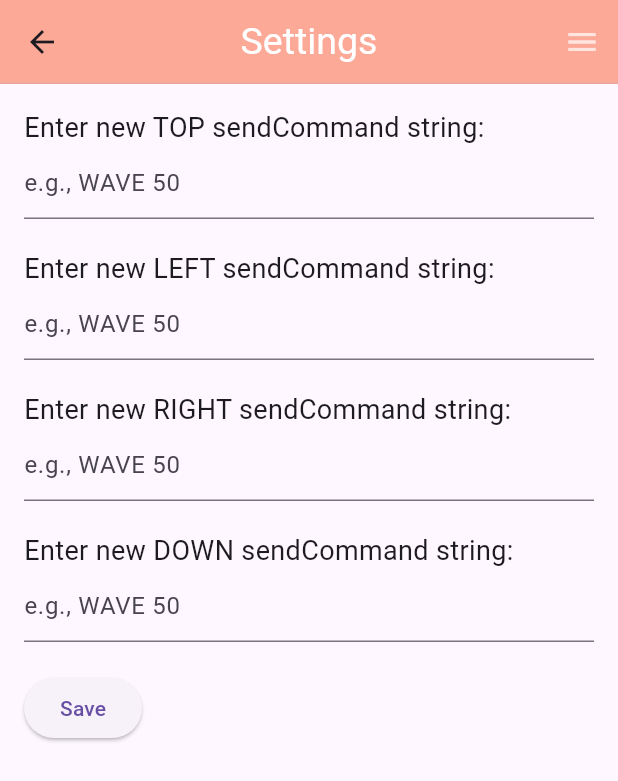
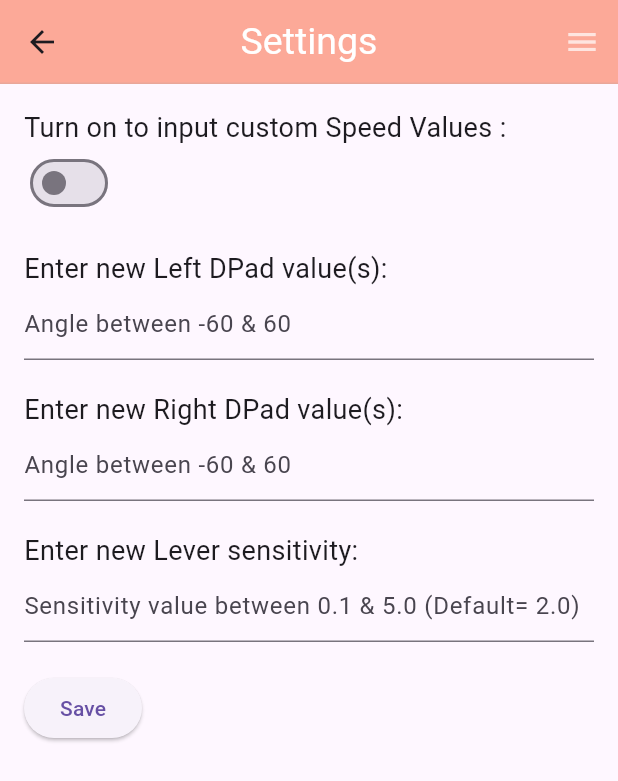
Before and after one commit to Axelsmoon/Centipede-Remote-Control, a Flutter app: the SettingsScreen screen opened by its route, on a phone screen of 412 x 824 dp. Shown: the top 781 px of the screen. Run offline on Flutter 3.47's test engine with Material 3 defaults, Android fonts, the phone set to English and light mode, and no system bars; our stand-ins replace flutter_blue, google_fonts, permission_handler; Roboto replaces fonts that are missing (Overlock).

Commit message:
Modified DPad functionality, and updated settings page

```diff
--- a/lib/screens/MainScreen.dart
+++ b/lib/screens/MainScreen.dart
@@ -21,10 +21,12 @@ class _MainScreenState extends State<MainScreen> {
   BluetoothCharacteristic? characteristic;
   String characteristicUuid = "0000ffe1-0000-1000-8000-00805f9b34fb"; // Replace with your characteristic UUID
 
-  String commandUP = SettingsScreen.newCommandUP;
+  int commandUP = SettingsScreen.newCommandUP;
   String commandLEFT = SettingsScreen.newCommandLEFT;
   String commandRIGHT = SettingsScreen.newCommandRIGHT;
-  String commandDOWN = SettingsScreen.newCommandDOWN;
+  int commandDOWN = SettingsScreen.newCommandDOWN;
+
+  double _leverPosition = 63.5; // Initial position corresponding to WAVE 64
 
 
   @override
@@ -32,6 +34,13 @@ class _MainScreenState extends State<MainScreen> {
     super.initState();
     _fetchConnectedDevices();
     print('commandUp= $commandUP');
+  }
+
+  // Function to handle lever position change
+  void _handleLeverPositionChanged(double newPosition) {
+    setState(() {
+      _leverPosition = newPosition;
+    });
   }
 
   // Function to initialize Bluetooth connection to already connected device
@@ -86,7 +95,7 @@ class _MainScreenState extends State<MainScreen> {
     }
   }
 
-  void updateCommands(String newCommandUP, String newCommandLEFT, String newCommandRIGHT, String newCommandDOWN) {
+  void updateCommands(int newCommandUP, String newCommandLEFT, String newCommandRIGHT, int newCommandDOWN) {
     setState(() {
       commandUP = newCommandUP;
       commandLEFT = newCommandLEFT;
@@ -184,9 +193,14 @@ class _MainScreenState extends State<MainScreen> {
                         commandLEFT: commandLEFT,
                         commandRIGHT: commandRIGHT,
                         commandDOWN: commandDOWN,
+                        leverPosition: _leverPosition, // Pass lever position to DPad
                       ),//SET (angle) command
                       SizedBox(width: 180),
-                      Lever(sendCommand: sendCommand),
+                      Lever(
+                        sendCommand: sendCommand,
+                        onLeverPositionChanged: _handleLeverPositionChanged,
+                        leverPosition: _leverPosition, // Pass leverPosition to Lever widget
+                      ),
                       //WAVE (speed) command
                     ],
                   ),
@@ -238,16 +252,20 @@ class _MainPageState extends State<MainPage> {
 class DPad extends StatelessWidget {
   final void Function(String) sendCommand;
 
-  String commandUP = SettingsScreen.newCommandUP;
+  int commandUP = SettingsScreen.newCommandUP;
   String commandLEFT = SettingsScreen.newCommandLEFT;
   String commandRIGHT = SettingsScreen.newCommandRIGHT;
-  String commandDOWN = SettingsScreen.newCommandDOWN;
+  int commandDOWN = SettingsScreen.newCommandDOWN;
+  double leverPosition;
+  String commandAngleRight =SettingsScreen.angleRight;
+  String commandAngleLeft = SettingsScreen.angleLeft;
+  bool useInput = SettingsScreen.useInput;
 
   double setWidth= 108.33;
   double setHeight= 65;
 
 
-  DPad({required this.sendCommand, required commandUP, required commandLEFT, required commandRIGHT, required commandDOWN});
+  DPad({required this.sendCommand, required commandUP, required commandLEFT, required commandRIGHT, required commandDOWN, required this.leverPosition, });
 
   @override
   Widget build(BuildContext context) {
@@ -264,7 +282,16 @@ class DPad extends StatelessWidget {
               rotationAngle: math.pi/2, // Rotate by 90 degrees
               onTap: () {
                 // Define the action for the bottom PentagonButton here
-                sendCommand(commandUP);
+                if(useInput == false){
+                  sendCommand('WAVE ${leverPosition.round()}\r\n');
+                } else{
+                  /*commandUP+=10;  //for adding speed as you hold button
+                  if(commandUP> 127){
+                    commandUP= 127;
+                  }*/
+                  sendCommand('WAVE ${commandUP}\r\n');
+                }
+
               },
             ),
 
@@ -277,7 +304,13 @@ class DPad extends StatelessWidget {
                   rotationAngle: 2*(math.pi), // Rotate by 360 degrees
                   onTap: () {
                     // Define the action for the bottom PentagonButton here
-                    sendCommand(commandLEFT);
+                    if(useInput == false) {
+                      sendCommand('WAVE ${leverPosition
+                          .round()} ${commandAngleLeft}\r\n');
+                    } else {
+                      sendCommand('WAVE ${commandLEFT} ${commandAngleLeft}\r\n');
+                    }
+
                   },
                 ),
 
@@ -288,8 +321,12 @@ class DPad extends StatelessWidget {
                   rotationAngle: math.pi, // Rotate by 180 degrees
                   onTap: () {
                     // Define the action for the bottom PentagonButton here
-                    sendCommand(commandRIGHT);
-                    print("right");
+                    if(useInput == false) {
+                      sendCommand('WAVE ${leverPosition.round()} ${commandAngleRight}\r\n');
+                    }else {
+                      sendCommand('WAVE ${commandRIGHT} ${commandAngleRight}\r\n');
+                    }
+
                   },
                 ),
 
@@ -302,7 +339,14 @@ class DPad extends StatelessWidget {
               rotationAngle: 3*math.pi / 2, // Rotate by 270 degrees
               onTap: () {
                 // Define the action for the bottom PentagonButton here
-                sendCommand(commandDOWN);
+                /*if(useInput == false){
+                  commandDOWN= leverPosition.round();
+                  commandDOWN-=10;    //for slowing down as you hold dpad
+                  if(commandDOWN< 0){
+                    commandDOWN= 0;
+                  }
+                }*/
+                sendCommand('WAVE ${commandDOWN}\r\n');
               },
             ),
 
@@ -443,8 +487,9 @@ class PentagonPainter extends CustomPainter {
 class Lever extends StatefulWidget {
   BluetoothDevice? get connectedDevice => null;
   final void Function(String) sendCommand; // Define sendCommand with a String parameter
+  final void Function(double) onLeverPositionChanged; // Callback for lever position change
 
-  Lever({required this.sendCommand});
+  Lever({required this.sendCommand, required this.onLeverPositionChanged, required double leverPosition});
 
   @override
   _LeverState createState() => _LeverState();
@@ -453,7 +498,7 @@ class Lever extends StatefulWidget {
 class _LeverState extends State<Lever> with SingleTickerProviderStateMixin {
   late AnimationController _controller;
   double _leverPosition = 63.5; // Initial position corresponding to WAVE 64
-  double sensitivity = 2.0; // Adjust the sensitivity value
+  double sensitivity = SettingsScreen.leverSensitivity; // Adjust the sensitivity value
 
   @override
   void initState() {
@@ -477,21 +522,28 @@ class _LeverState extends State<Lever> with SingleTickerProviderStateMixin {
         setState(() {
           // Adjust the sensitivity here
           _leverPosition -= details.delta.dy / sensitivity;
-          if (_leverPosition < 0.0) {
+
+          if (_leverPosition < 0.0) {//lower boundary
             _leverPosition = 0.0;
-          } else if (_leverPosition > 127.0) {
+          } else if (_leverPosition > 127.0) {//upper boundary
             _leverPosition = 127.0;
           }
+
+          _controller.animateTo(
+            _leverPosition / 127.0,
+            duration: Duration(milliseconds: 300),
+            curve: Curves.easeInOut,
+          );
           // Determine the command based on lever position and send it via Bluetooth
           widget.sendCommand('WAVE ${_leverPosition.round()}\r\n');
+
+          // Call the callback function to pass _leverPosition to the parent widget
+          widget.onLeverPositionChanged(_leverPosition);
+
         });
       },
       onVerticalDragEnd: (details) {
-        _controller.animateTo(
-          _leverPosition / 127.0,
-          duration: Duration(milliseconds: 300),
-          curve: Curves.easeInOut,
-        );
+
       },
       child: Container(
         width: 50,
--- a/lib/screens/SettingsScreen.dart
+++ b/lib/screens/SettingsScreen.dart
@@ -4,10 +4,14 @@ import 'package:google_fonts/google_fonts.dart';
 class SettingsScreen extends StatefulWidget {
 
 
-  static String newCommandUP= 'WAVE 15\r\n';
-  static String newCommandLEFT= "WAVE 64 -30\r\n";
-  static String newCommandRIGHT= "WAVE 64 30\r\n";
-  static String newCommandDOWN= 'WAVE 0\r\n';
+  static int newCommandUP= 15;
+  static String newCommandLEFT= "64";
+  static String angleLeft= "-30";
+  static String newCommandRIGHT= "64";
+  static String angleRight= "30";
+  static int newCommandDOWN= 0;
+  static bool useInput=false;
+  static double leverSensitivity= 2.0;
 
 
 
@@ -18,8 +22,11 @@ class SettingsScreen extends StatefulWidget {
 class _SettingsScreenState extends State<SettingsScreen> {
   TextEditingController _commandControllerUP = TextEditingController();
   TextEditingController _commandControllerLEFT = TextEditingController();
+  TextEditingController _commandControllerLEFTAngle = TextEditingController();
   TextEditingController _commandControllerRIGHT = TextEditingController();
+  TextEditingController _commandControllerRIGHTAngle = TextEditingController();
   TextEditingController _commandControllerDOWN = TextEditingController();
+  TextEditingController _leverSensitive = TextEditingController();
 
   @override
   Widget build(BuildContext context) {
@@ -88,67 +95,144 @@ class _SettingsScreenState extends State<SettingsScreen> {
                   return Column(
                     crossAxisAlignment: CrossAxisAlignment.start,
                     children: [
+
                       Text(
-                        'Enter new TOP sendCommand string:',
+                        'Turn on to input custom Speed Values :',
+                        style: TextStyle(fontSize: 18),
+                      ),
+                      Switch(value: SettingsScreen.useInput,
+                          onChanged: (value){
+                            setState(() {
+                              SettingsScreen.useInput= value;
+                            });
+                          }
+                      ),
+
+                      SizedBox(height: 20),
+
+                      if(SettingsScreen.useInput)
+                        Text(
+                          'Enter new Top Dpad value:',
+                          style: TextStyle(fontSize: 18),
+                        ),
+                      if(SettingsScreen.useInput)
+                        TextField(
+                          controller: _commandControllerUP,
+                          decoration: InputDecoration(
+                            hintText: 'Speed value between 0 & 127\r\n',
+                          ),
+                        ),
+                      if(SettingsScreen.useInput)
+                        SizedBox(height: 20),
+
+                      Text(
+                        'Enter new Left DPad value(s):',
+                        style: TextStyle(fontSize: 18),
+                      ),
+                      Row(
+                        children: [
+                          if(SettingsScreen.useInput)
+                            Expanded(
+                              child: TextField(
+                                controller: _commandControllerLEFT,
+                                decoration: InputDecoration(
+                                  hintText: 'Speed between 0 & 127\r\n',
+                                ),
+                              ),
+                            ),
+                          if (SettingsScreen.useInput)
+                            SizedBox(width: 20), // Adjust as needed
+                          Expanded(
+                            child: TextField(
+                              controller: _commandControllerLEFTAngle,
+                              decoration: InputDecoration(
+                                hintText: 'Angle between -60 & 60\r\n',
+                              ),
+                            ),
+                          ),
+                        ],
+                      ),
+
+                      SizedBox(height: 20),
+
+                      Text(
+                        'Enter new Right DPad value(s):',
+                        style: TextStyle(fontSize: 18),
+                      ),
+                      Row(
+                        children: [
+                          if(SettingsScreen.useInput)
+                            Expanded(
+                              child: TextField(
+                                controller: _commandControllerRIGHT,
+                                decoration: InputDecoration(
+                                  hintText: 'Speed between 0 & 127\r\n',
+                                ),
+                              ),
+                            ),
+                          if (SettingsScreen.useInput)
+                            SizedBox(width: 20), // Adjust as needed
+                          Expanded(
+                            child: TextField(
+                              controller: _commandControllerRIGHTAngle,
+                              decoration: InputDecoration(
+                                hintText: 'Angle between -60 & 60\r\n',
+                              ),
+                            ),
+                          ),
+                        ],
+                      ),
+
+                      if(SettingsScreen.useInput)
+                        Text(
+                          'Enter new Down DPad value:',
+                          style: TextStyle(fontSize: 18),
+                        ),
+                      if(SettingsScreen.useInput)
+                        TextField(
+                          controller: _commandControllerDOWN,
+                          decoration: InputDecoration(
+                            hintText: 'Speed value between 0 & 127\r\n',
+                          ),
+                        ),
+
+                      SizedBox(height: 20),
+
+                      Text(
+                        'Enter new Lever sensitivity:',
                         style: TextStyle(fontSize: 18),
                       ),
                       TextField(
-                        controller: _commandControllerUP,
+                        controller: _leverSensitive,
                         decoration: InputDecoration(
-                          hintText: 'e.g., WAVE 50\r\n',
+                          hintText: 'Sensitivity value between 0.1 & 5.0 (Default= 2.0)\r\n',
                         ),
                       ),
-                      SizedBox(height: 20),
 
-                      Text(
-                        'Enter new LEFT sendCommand string:',
-                        style: TextStyle(fontSize: 18),
-                      ),
-                      TextField(
-                        controller: _commandControllerLEFT,
-                        decoration: InputDecoration(
-                          hintText: 'e.g., WAVE 50\r\n',
-                        ),
-                      ),
-                      SizedBox(height: 20),
-
-                      Text(
-                        'Enter new RIGHT sendCommand string:',
-                        style: TextStyle(fontSize: 18),
-                      ),
-                      TextField(
-                        controller: _commandControllerRIGHT,
-                        decoration: InputDecoration(
-                          hintText: 'e.g., WAVE 50\r\n',
-                        ),
-                      ),
-                      SizedBox(height: 20),
-
-                      Text(
-                        'Enter new DOWN sendCommand string:',
-                        style: TextStyle(fontSize: 18),
-                      ),
-                      TextField(
-                        controller: _commandControllerDOWN,
-                        decoration: InputDecoration(
-                          hintText: 'e.g., WAVE 50\r\n',
-                        ),
-                      ),
                       SizedBox(height: 20),
 
                       ElevatedButton(
                         onPressed: () {
                           if (_commandControllerUP.text.isNotEmpty) {
-                            SettingsScreen.newCommandUP = _commandControllerUP.text.trim() + '\r\n';
+                            SettingsScreen.newCommandUP = int.parse(_commandControllerUP.text.trim());
                           }
                           if (_commandControllerLEFT.text.isNotEmpty) {
-                            SettingsScreen.newCommandLEFT = _commandControllerLEFT.text.trim() + '\r\n';
+                            SettingsScreen.newCommandLEFT = _commandControllerLEFT.text.trim();
+                          }
+                          if (_commandControllerLEFTAngle.text.isNotEmpty) {
+                            SettingsScreen.angleLeft= _commandControllerLEFTAngle.text.trim();
                           }
                           if (_commandControllerRIGHT.text.isNotEmpty) {
-                            SettingsScreen.newCommandRIGHT = _commandControllerRIGHT.text.trim() + '\r\n';
+                            SettingsScreen.newCommandRIGHT = _commandControllerRIGHT.text.trim();
+                          }
+                          if (_commandControllerRIGHTAngle.text.isNotEmpty) {
+                            SettingsScreen.angleRight= _commandControllerRIGHTAngle.text.trim();
                           }
                           if (_commandControllerDOWN.text.isNotEmpty) {
-                            SettingsScreen.newCommandDOWN = _commandControllerDOWN.text.trim() + '\r\n';
+                            SettingsScreen.newCommandDOWN = int.parse(_commandControllerDOWN.text.trim());
+                          }
+                          if (_leverSensitive.text.isNotEmpty) {
+                            SettingsScreen.leverSensitivity = double.parse(_leverSensitive.text.trim());
                           }
 
                           Navigator.of(context).pop();
```
